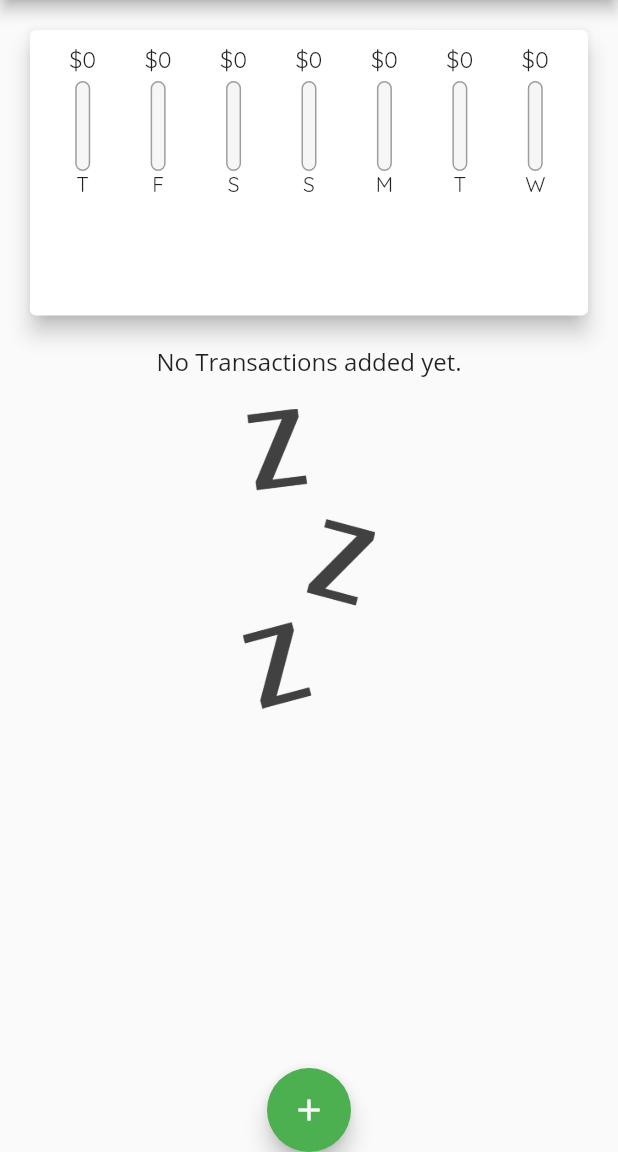
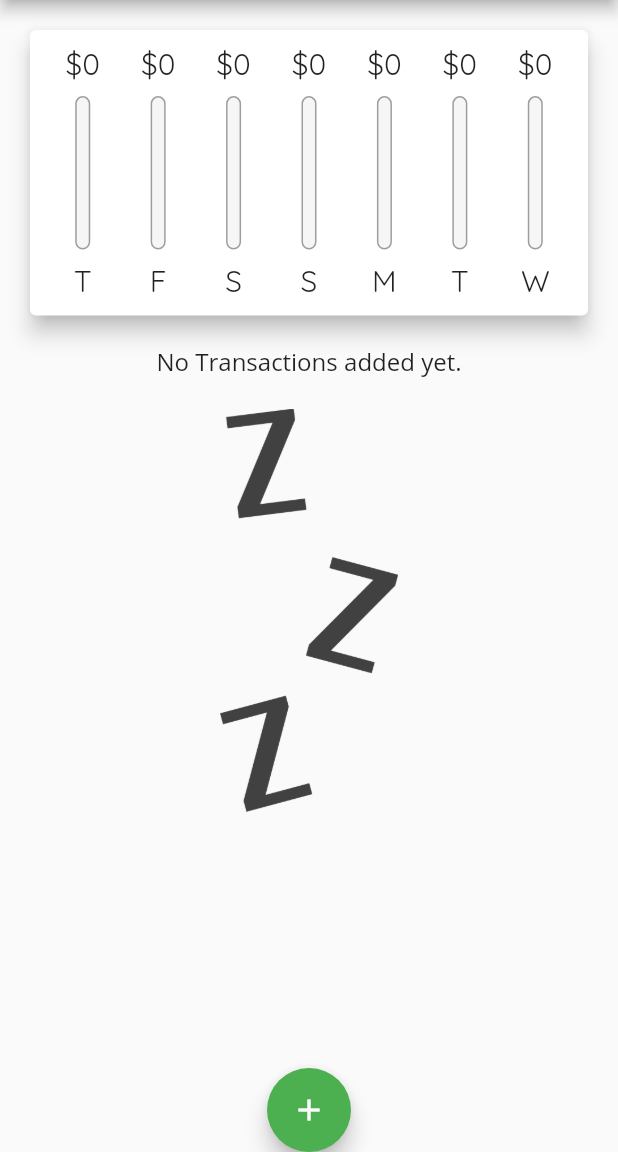
Before and after one commit to oddmmar/sandbox-flutter, a Flutter app: the screen it shows after launch, on a phone screen of 412 x 824 dp, the part 84-1236 px from its top. Run offline on Flutter 3.47's test engine with Material 2 defaults, Android fonts, the phone set to English and light mode, and no system bars.

Commit message:
section05 -> MediaQuery, LayoutBuilder

```diff
--- a/section04/lib/main.dart
+++ b/section04/lib/main.dart
@@ -1,7 +1,17 @@
 import 'package:flutter/material.dart';
+import 'package:flutter/services.dart';
 import 'package:section04/pages/home.dart';
 
-void main(List<String> args) => runApp(const MyApp());
+void main(List<String> args) {
+  // WidgetsFlutterBinding.ensureInitialized();
+  SystemChrome.setPreferredOrientations(
+    [
+      // DeviceOrientation.portraitUp,
+      // DeviceOrientation.portraitDown,
+    ],
+  );
+  runApp(const MyApp());
+}
 
 class MyApp extends StatelessWidget {
   const MyApp({Key? key}) : super(key: key);
--- a/section04/lib/pages/home.dart
+++ b/section04/lib/pages/home.dart
@@ -17,6 +17,8 @@ class HomePage extends StatefulWidget {
 class _HomePageState extends State<HomePage> {
   // final List<Transaction> _userTransactions = dummyTransactons;
   final List<Transaction> _userTransactions = [];
+
+  bool _showChart = false;
 
   List<Transaction> get _recentTransactions {
     return _userTransactions.where((element) {
@@ -60,6 +62,9 @@ class _HomePageState extends State<HomePage> {
 
   @override
   Widget build(BuildContext context) {
+    final isLandscape =
+        MediaQuery.of(context).orientation == Orientation.landscape;
+
     final appBar = AppBar(
       title: const Text('Expenses'),
       actions: [
@@ -69,7 +74,19 @@ class _HomePageState extends State<HomePage> {
       ],
     );
 
-    print('${MediaQuery.of(context).size}');
+    final txWidget = SizedBox(
+      // Transaction list
+      height: (MediaQuery.of(context).size.height -
+              appBar.preferredSize.height -
+              MediaQuery.of(context).padding.top) *
+          0.7,
+      child: TransactionList(
+        transactons: _userTransactions,
+        deleteTransaction: _deleteTransaction,
+      ),
+    );
+
+    // print('${MediaQuery.of(context).size}');
 
     return Scaffold(
       appBar: appBar,
@@ -81,6 +98,27 @@ class _HomePageState extends State<HomePage> {
       body: Column(
         crossAxisAlignment: CrossAxisAlignment.center,
         children: [
+          if (isLandscape)
+            Row(
+              mainAxisAlignment: MainAxisAlignment.center,
+              children: [
+                const Text('Show Chart'),
+                SizedBox(
+                  height: (MediaQuery.of(context).size.height -
+                          appBar.preferredSize.height -
+                          MediaQuery.of(context).padding.top) *
+                      0.2,
+                  child: Switch(
+                      value: _showChart,
+                      onChanged: (val) {
+                        setState(() {
+                          _showChart = val;
+                        });
+                      }),
+                ),
+              ],
+            ),
+          if (!isLandscape)
             SizedBox(
               // chart
               height: (MediaQuery.of(context).size.height -
@@ -91,17 +129,20 @@ class _HomePageState extends State<HomePage> {
                 recentTransactions: _recentTransactions,
               ),
             ),
-          SizedBox(
-            // Transaction list
+          if (!isLandscape) txWidget,
+          if (isLandscape)
+            _showChart
+                ? SizedBox(
+                    // chart
                     height: (MediaQuery.of(context).size.height -
                             appBar.preferredSize.height -
                             MediaQuery.of(context).padding.top) *
                         0.7,
-            child: TransactionList(
-              transactons: _userTransactions,
-              deleteTransaction: _deleteTransaction,
+                    child: Chart(
+                      recentTransactions: _recentTransactions,
                     ),
-          ),
+                  )
+                : txWidget,
         ],
       ),
     );
--- a/section04/lib/widgets/chart_bar.dart
+++ b/section04/lib/widgets/chart_bar.dart
@@ -1,5 +1,4 @@
 import 'package:flutter/material.dart';
-import 'package:flutter/rendering.dart';
 
 class ChartBar extends StatelessWidget {
   const ChartBar(
@@ -19,14 +18,16 @@ class ChartBar extends StatelessWidget {
       return Column(
         children: [
           SizedBox(
-            height: 20,
+            height: constraints.maxHeight * 0.15,
             child: FittedBox(
               child: Text('\$${spendingAmount.toStringAsFixed(0)}'),
             ),
           ),
-          const SizedBox(height: 4),
           SizedBox(
-            height: 60,
+            height: constraints.maxHeight * 0.05,
+          ),
+          SizedBox(
+            height: constraints.maxHeight * 0.6,
             width: 10,
             child: Stack(
               children: [
@@ -49,7 +50,15 @@ class ChartBar extends StatelessWidget {
               ],
             ),
           ),
-          Text(label)
+          SizedBox(
+            height: constraints.maxHeight * 0.05,
+          ),
+          SizedBox(
+            height: constraints.maxHeight * 0.15,
+            child: FittedBox(
+              child: Text(label),
+            ),
+          )
         ],
       );
     });
--- a/section04/lib/widgets/new_transaction.dart
+++ b/section04/lib/widgets/new_transaction.dart
@@ -56,8 +56,14 @@ class _NewTransactionState extends State<NewTransaction> {
     return Card(
       // TextField Card
       elevation: 2,
+      child: SingleChildScrollView(
         child: Container(
-        padding: const EdgeInsets.all(10),
+          padding: EdgeInsets.only(
+            top: 10,
+            left: 10,
+            right: 10,
+            bottom: MediaQuery.of(context).viewInsets.bottom + 10,
+          ),
           child: Column(
             crossAxisAlignment: CrossAxisAlignment.end,
             children: [
@@ -102,6 +108,7 @@ class _NewTransactionState extends State<NewTransaction> {
             ],
           ),
         ),
+      ),
     );
   }
 }
--- a/section04/lib/widgets/transaction_list.dart
+++ b/section04/lib/widgets/transaction_list.dart
@@ -13,7 +13,8 @@ class TransactionList extends StatelessWidget {
   @override
   Widget build(BuildContext context) {
     return transactons.isEmpty
-        ? Column(
+        ? LayoutBuilder(builder: (ctx, constraints) {
+            return Column(
               children: [
                 Text(
                   'No Transactions added yet.',
@@ -23,14 +24,15 @@ class TransactionList extends StatelessWidget {
                   height: 20,
                 ),
                 SizedBox(
-                height: 200,
+                  height: constraints.maxHeight * 0.5,
                   child: Image.asset(
                     'assets/images/waiting.png',
                     fit: BoxFit.cover,
                   ),
                 )
               ],
-          )
+            );
+          })
         : ListView.builder(
             itemCount: transactons.length,
             itemBuilder: (context, index) {
```
Also changed, not shown: 1 other file. Lines whose indentation alone changed are shown as unchanged.
